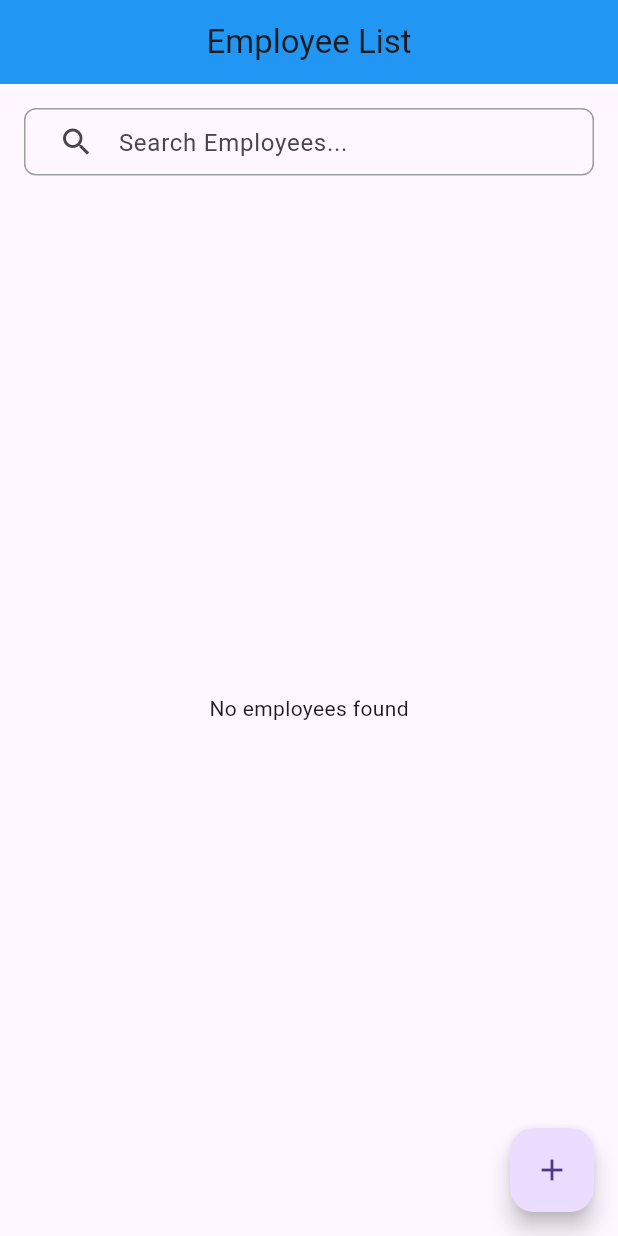
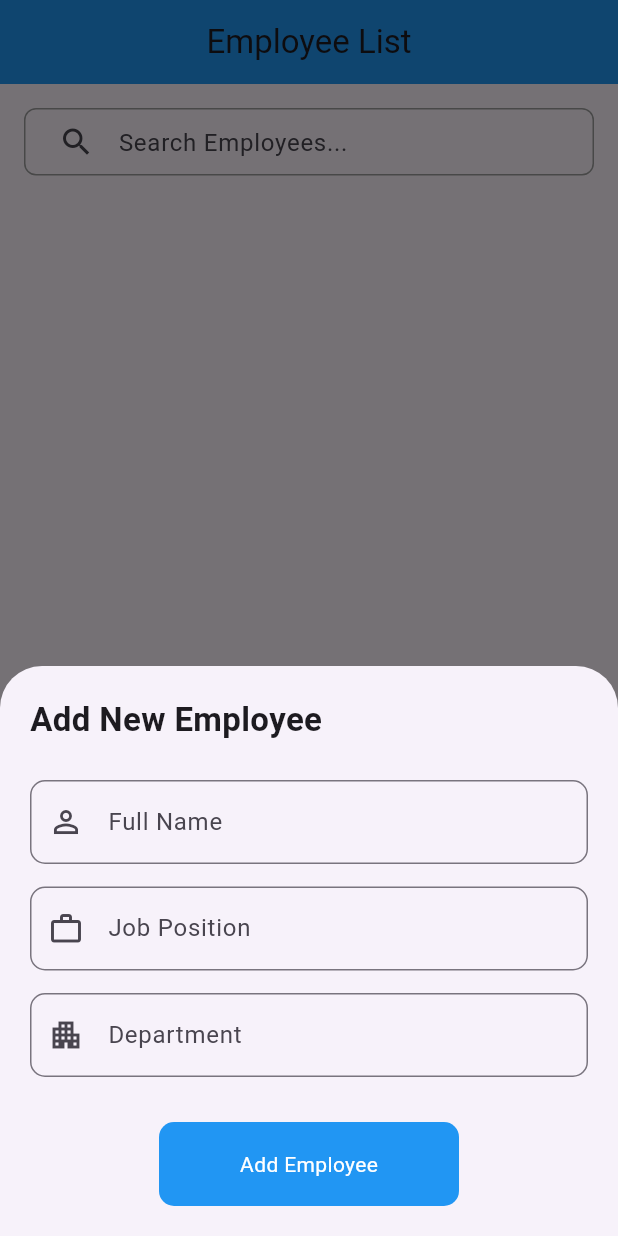
Before and after one commit to prasadladhane/multigenesys-task, a Flutter app: the HomeScreen screen opened directly, after a tap on the "add" icon, on a phone screen of 412 x 824 dp. Run offline on Flutter 3.47's test engine with Material 3 defaults, Android fonts, the phone set to English and light mode, and no system bars; our stand-ins replace get; network calls fail.

Commit message:
updated code

```diff
--- a/lib/home_screen.dart
+++ b/lib/home_screen.dart
@@ -12,21 +12,12 @@ class HomeScreen extends StatefulWidget {
 
 class _HomeScreenState extends State<HomeScreen> {
   final TextEditingController _searchController = TextEditingController();
+  final TextEditingController _nameController = TextEditingController();
+  final TextEditingController _positionController = TextEditingController();
+  final TextEditingController _deptController = TextEditingController();
 
-  final TextEditingController _nameController=TextEditingController();
-  final TextEditingController _positionController=TextEditingController();
-  final TextEditingController _deptController=TextEditingController();
-
-  List<Map<String, dynamic>> _employee = [];
-  List<Map<String, dynamic>> _filteredEmployee = [];
-
-  String? name;
-  String? dept;
-  String? position;
-
-  // final Map _uploadData={
-  //   "name":"","poition":"","department":""
-  // };
+  List _employee = [].obs;
+  List _filteredEmployee = [];
 
   @override
   void initState() {
@@ -38,8 +29,9 @@ class _HomeScreenState extends State<HomeScreen> {
   }
 
   void fetchData() async {
-    final response = await http.get(Uri.parse(
-        "https://669b3f09276e45187d34eb4e.mockapi.io/api/v1/employee"));
+    final response = await http.get(
+      Uri.parse("https://669b3f09276e45187d34eb4e.mockapi.io/api/v1/employee"),
+    );
 
     if (response.statusCode == 200) {
       setState(() {
@@ -64,105 +56,116 @@ class _HomeScreenState extends State<HomeScreen> {
   }
 
   void _postData() async {
+    final name = _nameController.text.trim();
+    final position = _positionController.text.trim();
+    final dept = _deptController.text.trim();
+
+    if (name.isEmpty || position.isEmpty || dept.isEmpty) {
+      Get.snackbar("Validation", "All fields are required");
+      return;
+    }
+
     final response = await http.post(
       Uri.parse("https://669b3f09276e45187d34eb4e.mockapi.io/api/v1/employee"),
       headers: {"Content-Type": "application/json"},
       body: jsonEncode({
-        "name": "Prasad Ladhane",
-        "position": "Intern",
-        "department": "Flutter",
+        "name": name,
+        "position": position,
+        "department": dept,
       }),
     );
 
     if (response.statusCode == 201) {
-      Get.snackbar("Success", "Data stored on server");
+      Get.snackbar("Success", "Employee added successfully");
+      Navigator.of(context).pop();
+      _nameController.clear();
+      _positionController.clear();
+      _deptController.clear();
       fetchData();
     } else {
       Get.snackbar("Error", "Failed to store data on server");
     }
   }
 
-  showMyBottomSheet(){
+  void showMyBottomSheet() {
     showModalBottomSheet(
       context: context,
-      builder: (context)=>Padding(
+      builder: (context) => Padding(
         padding: const EdgeInsets.all(20),
+        child: SingleChildScrollView(
           child: Column(
             crossAxisAlignment: CrossAxisAlignment.start,
             children: [
-            Text("Add New Employee",style:TextStyle(fontSize: 22,fontWeight:FontWeight.w600)),
-            Padding(
-              padding: const EdgeInsets.only(top:25),
-              child: SizedBox(
-                height:56,
-                width:MediaQuery.of(context).size.width,
+              const Text("Add New Employee",
+                  style: TextStyle(fontSize: 22, fontWeight: FontWeight.w600)),
+              const SizedBox(height: 25),
+              SizedBox(
+                height: 56,
+                width: MediaQuery.of(context).size.width,
                 child: TextField(
                   controller: _nameController,
-                  decoration: InputDecoration(
+                  decoration: const InputDecoration(
                     prefixIcon: Icon(Icons.person_outline),
                     labelText: "Full Name",
                     border: OutlineInputBorder(
-                      borderRadius: BorderRadius.all(Radius.circular(10))
-                    )
-                  ),
-                )
+                      borderRadius: BorderRadius.all(Radius.circular(10)),
                     ),
                   ),
-            Padding(
-              padding: const EdgeInsets.only(top:15),
-              child: SizedBox(
-                  height:56,
-                  width:MediaQuery.of(context).size.width,
+                ),
+              ),
+              const SizedBox(height: 15),
+              SizedBox(
+                height: 56,
+                width: MediaQuery.of(context).size.width,
                 child: TextField(
                   controller: _positionController,
-                    decoration: InputDecoration(
-                      prefixIcon: Icon(Icons.person),
+                  decoration: const InputDecoration(
+                    prefixIcon: Icon(Icons.work_outline),
                     labelText: "Job Position",
                     border: OutlineInputBorder(
-                        borderRadius: BorderRadius.all(Radius.circular(10))
-                      )
-                    ),
-                  )
+                      borderRadius: BorderRadius.all(Radius.circular(10)),
                     ),
                   ),
-              Padding(
-                padding: const EdgeInsets.only(top:15),
-                child: SizedBox(
-                  height:56,
-                  width:MediaQuery.of(context).size.width,
+                ),
+              ),
+              const SizedBox(height: 15),
+              SizedBox(
+                height: 56,
+                width: MediaQuery.of(context).size.width,
                 child: TextField(
                   controller: _deptController,
-                    decoration: InputDecoration(
+                  decoration: const InputDecoration(
                     prefixIcon: Icon(Icons.apartment),
                     labelText: "Department",
                     border: OutlineInputBorder(
-                        borderRadius: BorderRadius.all(Radius.circular(10))
-                      )
-                    ),
-                  )
+                      borderRadius: BorderRadius.all(Radius.circular(10)),
                     ),
                   ),
-              Padding(
-                padding: const EdgeInsets.only(top:30,left:90),
+                ),
+              ),
+              const SizedBox(height: 30),
+              Center(
                 child: GestureDetector(
-                  // onTap: (){
-                  //   Get.to(page)
-                  // },
+                  onTap: _postData,
                   child: Container(
-                    height:56,
+                    height: 56,
                     width: 200,
                     alignment: Alignment.center,
-                    decoration: BoxDecoration(
+                    decoration: const BoxDecoration(
                       color: Colors.blue,
-                      borderRadius: BorderRadius.all(Radius.circular(10))
+                      borderRadius: BorderRadius.all(Radius.circular(10)),
                     ),
-                    child:Text("Add Employee",style: TextStyle(color:Colors.white),)
+                    child: const Text(
+                      "Add Employee",
+                      style: TextStyle(color: Colors.white),
                     ),
                   ),
-              )
+                ),
+              ),
             ],
           ),
-      )
+        ),
+      ),
     );
   }
 
@@ -249,13 +252,12 @@ class _HomeScreenState extends State<HomeScreen> {
                         );
                       },
                     ),
-            )
+            ),
           ],
         ),
       ),
       floatingActionButton: FloatingActionButton(
-        onPressed: _postData,
-        // onPressed: showMyBottomSheet,
+        onPressed: showMyBottomSheet,
         child: const Icon(Icons.add),
       ),
     );
--- a/lib/main.dart
+++ b/lib/main.dart
@@ -1,5 +1,6 @@
 import 'package:employee_management/splash_screen.dart';
 import 'package:flutter/material.dart';
+import 'package:get/get_navigation/src/root/get_material_app.dart';
 
 void main() {
   runApp(const MyApp());
@@ -10,7 +11,7 @@ class MyApp extends StatelessWidget {
 
   @override
   Widget build(BuildContext context) {
-    return MaterialApp(
+    return GetMaterialApp(
       home:SplashScreen()
     );
   }
--- a/lib/splash_screen.dart
+++ b/lib/splash_screen.dart
@@ -17,7 +17,7 @@ class _SplashScreenState extends State<SplashScreen> {
     Timer(const Duration(seconds: 2), () {
       Navigator.pushReplacement(
         context,
-        MaterialPageRoute(builder: (context) => const HomeScreen()),
+        MaterialPageRoute(builder: (context) => HomeScreen()),
       );
     });
   }
```
Lines whose indentation alone changed are shown as unchanged.
